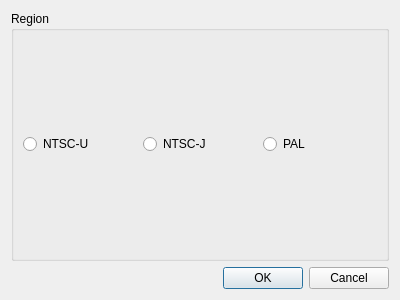
Antidote/skyward-sword-save-editor, file save editor/SS_SaveEditor/forms/newfiledialog.ui: the form before one commit.
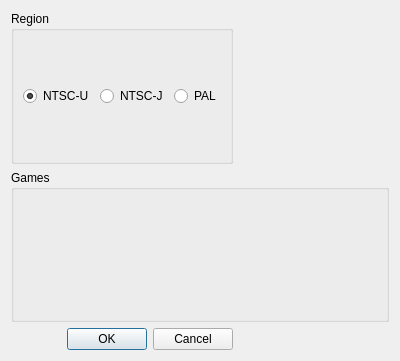
The form after the commit.

What changed in the file:
```diff
--- a/save editor/SS_SaveEditor/forms/newfiledialog.ui
+++ b/save editor/SS_SaveEditor/forms/newfiledialog.ui
@@ -7,9 +7,15 @@
     <x>0</x>
     <y>0</y>
     <width>400</width>
-    <height>300</height>
+    <height>361</height>
    </rect>
   </property>
+  <property name="minimumSize">
+   <size>
+    <width>400</width>
+    <height>0</height>
+   </size>
+  </property>
   <property name="windowTitle">
    <string>Dialog</string>
   </property>
@@ -25,6 +31,12 @@
         <property name="text">
          <string>NTSC-U</string>
         </property>
+        <property name="checked">
+         <bool>true</bool>
+        </property>
+        <attribute name="buttonGroup">
+         <string notr="true">regionBtnGrp</string>
+        </attribute>
        </widget>
       </item>
       <item row="0" column="1">
@@ -44,6 +56,26 @@
      </layout>
     </widget>
    </item>
+   <item row="0" column="1">
+    <spacer name="horizontalSpacer">
+     <property name="orientation">
+      <enum>Qt::Horizontal</enum>
+     </property>
+     <property name="sizeHint" stdset="0">
+      <size>
+       <width>183</width>
+       <height>20</height>
+      </size>
+     </property>
+    </spacer>
+   </item>
+   <item row="1" column="0" colspan="2">
+    <widget class="QGroupBox" name="gameGroupBox">
+     <property name="title">
+      <string>Games</string>
+     </property>
+    </widget>
+   </item>
    <item row="2" column="0">
     <widget class="QDialogButtonBox" name="buttonBox">
      <property name="orientation">
```
Left out of the diff: 26 changed lines with no effect on the pictures.
